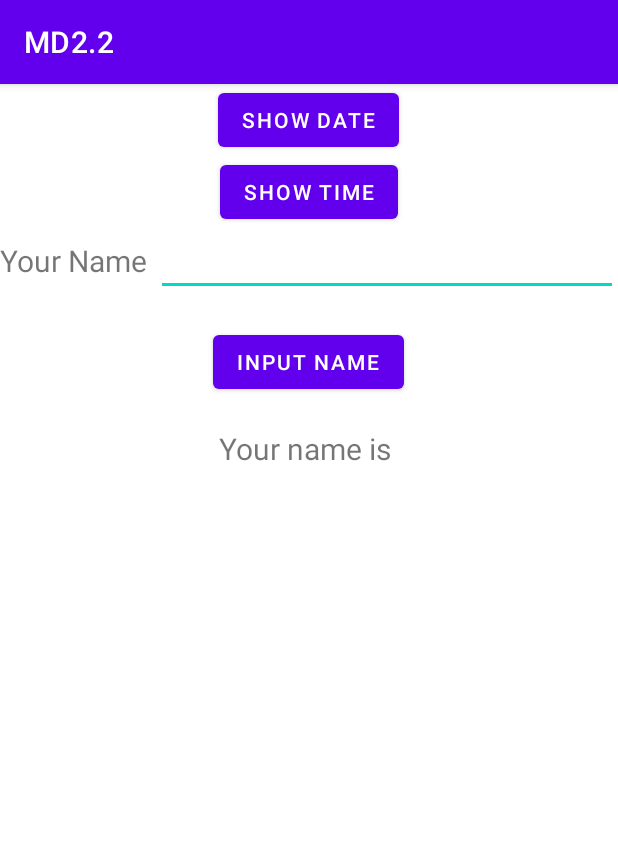
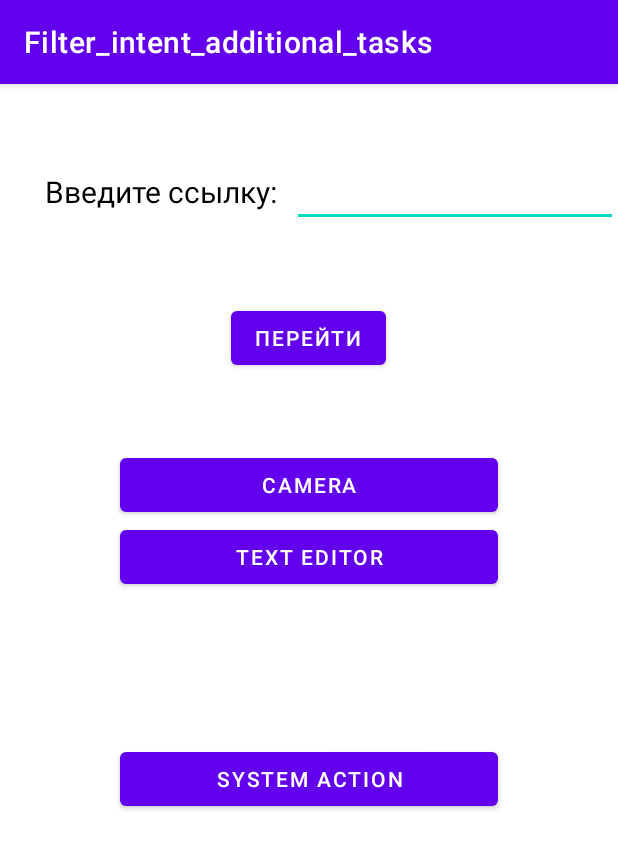
Before and after one commit to Blikaj/MD2.2, an Android app: the screen it shows after launch (MainActivity), on a phone screen of 412 x 824 dp. Shown: the top 849 px of the screen. Run offline under Robolectric (Android 15) with nearby library versions, the phone set to English and light mode, and no system bars.

Commit message:
MD2.2 Additional tasks Version 1.0

```diff
--- a/app/build.gradle
+++ b/app/build.gradle
@@ -6,7 +6,7 @@ android {
     compileSdk 31
 
     defaultConfig {
-        applicationId "com.example.intent_filters"
+        applicationId "com.example.filter_intent_additional_tasks"
         minSdk 21
         targetSdk 31
         versionCode 1
--- a/app/src/main/res/layout/activity_main.xml
+++ b/app/src/main/res/layout/activity_main.xml
@@ -1,68 +1,71 @@
 <?xml version="1.0" encoding="utf-8"?>
-<LinearLayout xmlns:android="http://schemas.android.com/apk/res/android"
-    xmlns:tools="http://schemas.android.com/tools"
+<LinearLayout
+    xmlns:android="http://schemas.android.com/apk/res/android"
     android:layout_width="fill_parent"
     android:layout_height="fill_parent"
-    android:gravity="center_horizontal"
     android:orientation="vertical">
-
-    <Button
-        android:id="@+id/btnDate"
-        android:layout_width="wrap_content"
-        android:layout_height="wrap_content"
-        android:onClick="onClick"
-        android:text="@string/show_date"></Button>
-
-    <Button
-        android:id="@+id/btnTime"
-        android:layout_width="wrap_content"
-        android:layout_height="wrap_content"
-        android:onClick="onClick"
-        android:text="@string/show_time"></Button>
 
     <LinearLayout
         android:layout_width="match_parent"
         android:layout_height="wrap_content"
-        android:orientation="horizontal">
+        android:orientation="horizontal"
+        android:layout_marginTop="50dp">
 
         <TextView
             android:id="@+id/textView2"
             android:layout_width="wrap_content"
             android:layout_height="wrap_content"
-            android:text="@string/last_name"
-            android:textSize="20sp"></TextView>
+            android:layout_marginStart="30dp"
+            android:textSize="20sp"
+            android:textColor="@color/black"
+            android:text="Введите ссылку: ">
+        </TextView>
 
         <EditText
-            android:id="@+id/etLName"
+            android:id="@+id/etLink"
             android:layout_width="match_parent"
             android:layout_height="wrap_content"
-            android:layout_marginStart="5dp"
-            tools:ignore="SpeakableTextPresentCheck,TouchTargetSizeCheck"></EditText>
+            android:layout_marginLeft="5dp">
+        </EditText>
 
     </LinearLayout>
 
-    <LinearLayout
+    <Button
+        android:layout_width="wrap_content"
+        android:layout_height="wrap_content"
+        android:layout_marginVertical="50dp"
+        android:onClick="onClick"
+        android:id="@+id/btnBrowser"
+        android:text="перейти"
+        android:layout_gravity="center">
+    </Button>
+
+    <Button
         android:layout_width="match_parent"
-        android:layout_height="361dp"
-        android:orientation="vertical">
+        android:layout_height="wrap_content"
+        android:layout_marginHorizontal="80dp"
+        android:onClick="onClick"
+        android:id="@+id/btnCamera"
+        android:text="camera">
+    </Button>
 
-        <Button
-            android:id="@+id/btnName"
-            android:layout_width="wrap_content"
-            android:layout_height="wrap_content"
-            android:layout_gravity="center_horizontal"
-            android:layout_margin="20dp"
-            android:onClick="onClick"
-            android:text="Input name"></Button>
+    <Button
+        android:layout_width="match_parent"
+        android:layout_height="wrap_content"
+        android:layout_marginHorizontal="80dp"
+        android:onClick="onClick"
+        android:id="@+id/btnEditor"
+        android:text="text editor">
+    </Button>
 
-        <TextView
-            android:id="@+id/tvName"
-            android:layout_width="wrap_content"
-            android:layout_height="wrap_content"
-            android:layout_gravity="center_horizontal"
-            android:text="Your name is "
-            android:textSize="20sp"></TextView>
-
-    </LinearLayout>
+    <Button
+        android:layout_width="match_parent"
+        android:layout_height="wrap_content"
+        android:layout_marginHorizontal="80dp"
+        android:layout_marginTop="100dp"
+        android:onClick="onClick"
+        android:id="@+id/btnAction"
+        android:text="system action">
+    </Button>
 
 </LinearLayout>
--- a/app/src/main/res/values-night/themes.xml
+++ b/app/src/main/res/values-night/themes.xml
@@ -1,6 +1,6 @@
 <resources xmlns:tools="http://schemas.android.com/tools">
     <!-- Base application theme. -->
-    <style name="Theme.Intent_filters" parent="Theme.MaterialComponents.DayNight.DarkActionBar">
+    <style name="Theme.Filter_intent_additional_tasks" parent="Theme.MaterialComponents.DayNight.DarkActionBar">
         <!-- Primary brand color. -->
         <item name="colorPrimary">@color/purple_200</item>
         <item name="colorPrimaryVariant">@color/purple_700</item>
--- a/app/src/main/res/values/themes.xml
+++ b/app/src/main/res/values/themes.xml
@@ -1,6 +1,6 @@
 <resources xmlns:tools="http://schemas.android.com/tools">
     <!-- Base application theme. -->
-    <style name="Theme.Intent_filters" parent="Theme.MaterialComponents.DayNight.DarkActionBar">
+    <style name="Theme.Filter_intent_additional_tasks" parent="Theme.MaterialComponents.DayNight.DarkActionBar">
         <!-- Primary brand color. -->
         <item name="colorPrimary">@color/purple_500</item>
         <item name="colorPrimaryVariant">@color/purple_700</item>
--- a/settings.gradle
+++ b/settings.gradle
@@ -6,5 +6,5 @@ dependencyResolutionManagement {
         jcenter() // Warning: this repository is going to shut down soon
     }
 }
-rootProject.name = "Intent_filters"
+rootProject.name = "Filter_intent_additional_tasks"
 include ':app'
```
Also changed, not shown: app/src/main/AndroidManifest.xml (+18 -28 lines), app/src/main/java/com/example/filter_intent_additional_tasks/Action_systemActivity.java (added, +23 -0 lines), app/src/main/java/com/example/filter_intent_additional_tasks/Align_textActivity.java (added, +36 -0 lines), app/src/main/java/com/example/filter_intent_additional_tasks/Camera_showActivity.java (added, +47 -0 lines), app/src/main/java/com/example/filter_intent_additional_tasks/Edit_colorActivity.java (added, +37 -0 lines), app/src/main/java/com/example/filter_intent_additional_tasks/EditorActivity.java (added, +97 -0 lines), app/src/main/java/com/example/filter_intent_additional_tasks/MainActivity.java (added, +44 -0 lines), app/src/main/res/layout/activity_action_system.xml (added, +20 -0 lines), app/src/main/res/layout/activity_align_text.xml (added, +36 -0 lines), app/src/main/res/layout/activity_camera_show.xml (added, +24 -0 lines), app/src/main/res/layout/activity_edit_color.xml (added, +36 -0 lines), app/src/main/res/layout/activity_editor.xml (added, +36 -0 lines), app/src/main/res/values/strings.xml (+8 -10 lines), gradle/wrapper/gradle-wrapper.properties, 2 other files.
